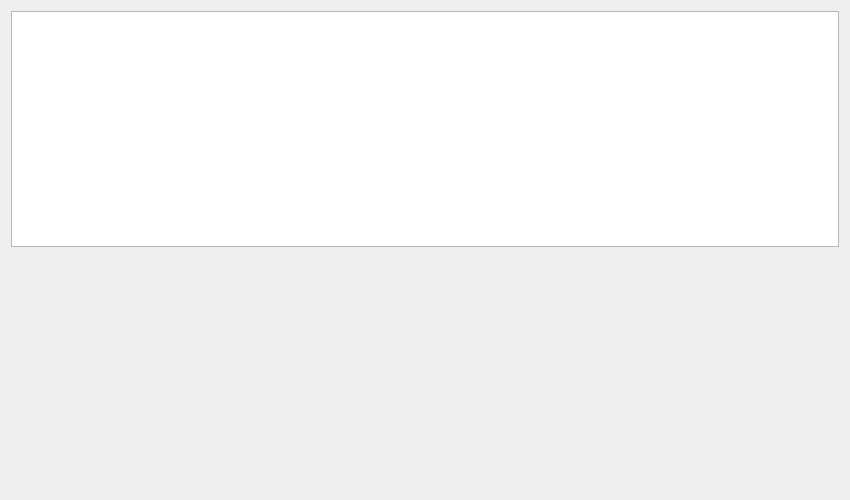
Before: the Qt Designer form foodhistory_popup.ui in Tria-Andy/WorkoutEditor, drawn with Qt 5.
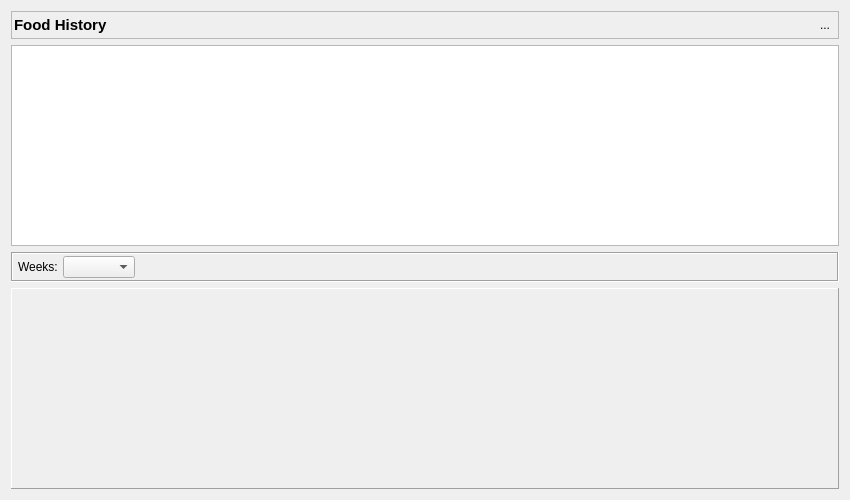
After: the same form once the commit is applied. Icons and pictures are not drawn. Custom widgets are drawn as their Qt base class.

The edit to the form file:
```diff
--- a/foodhistory_popup.ui
+++ b/foodhistory_popup.ui
@@ -14,6 +14,93 @@
    <string>Dialog</string>
   </property>
   <layout class="QVBoxLayout" name="verticalLayout">
+   <item>
+    <widget class="QFrame" name="frame">
+     <property name="frameShape">
+      <enum>QFrame::StyledPanel</enum>
+     </property>
+     <property name="frameShadow">
+      <enum>QFrame::Raised</enum>
+     </property>
+     <layout class="QHBoxLayout" name="horizontalLayout">
+      <property name="spacing">
+       <number>2</number>
+      </property>
+      <property name="leftMargin">
+       <number>2</number>
+      </property>
+      <property name="topMargin">
+       <number>2</number>
+      </property>
+      <property name="rightMargin">
+       <number>2</number>
+      </property>
+      <property name="bottomMargin">
+       <number>2</number>
+      </property>
+      <item>
+       <widget class="QLabel" name="label">
+        <property name="font">
+         <font>
+          <family>Segoe UI</family>
+          <pointsize>11</pointsize>
+          <weight>75</weight>
+          <bold>true</bold>
+         </font>
+        </property>
+        <property name="text">
+         <string>Food History</string>
+        </property>
+       </widget>
+      </item>
+      <item>
+       <spacer name="horizontalSpacer">
+        <property name="orientation">
+         <enum>Qt::Horizontal</enum>
+        </property>
+        <property name="sizeHint" stdset="0">
+         <size>
+          <width>40</width>
+          <height>20</height>
+         </size>
+        </property>
+       </spacer>
+      </item>
+      <item>
+       <widget class="QToolButton" name="toolButton_close">
+        <property name="minimumSize">
+         <size>
+          <width>22</width>
+          <height>22</height>
+         </size>
+        </property>
+        <property name="maximumSize">
+         <size>
+          <width>22</width>
+          <height>22</height>
+         </size>
+        </property>
+        <property name="text">
+         <string>...</string>
+        </property>
+        <property name="icon">
+         <iconset resource="resources.qrc">
+          <normaloff>:/images/icons/Close.png</normaloff>:/images/icons/Close.png</iconset>
+        </property>
+        <property name="iconSize">
+         <size>
+          <width>18</width>
+          <height>18</height>
+         </size>
+        </property>
+        <property name="autoRaise">
+         <bool>true</bool>
+        </property>
+       </widget>
+      </item>
+     </layout>
+    </widget>
+   </item>
    <item>
     <widget class="QTreeView" name="treeView_foodhistory">
      <property name="sizePolicy">
@@ -25,13 +112,96 @@
     </widget>
    </item>
    <item>
-    <widget class="QCustomPlot" name="widget_plot" native="true">
+    <widget class="QFrame" name="frame_control">
+     <property name="frameShape">
+      <enum>QFrame::Box</enum>
+     </property>
+     <property name="frameShadow">
+      <enum>QFrame::Sunken</enum>
+     </property>
+     <layout class="QHBoxLayout" name="horizontalLayout_2">
+      <property name="spacing">
+       <number>5</number>
+      </property>
+      <property name="leftMargin">
+       <number>5</number>
+      </property>
+      <property name="topMargin">
+       <number>2</number>
+      </property>
+      <property name="rightMargin">
+       <number>5</number>
+      </property>
+      <property name="bottomMargin">
+       <number>2</number>
+      </property>
+      <item>
+       <widget class="QLabel" name="label_2">
+        <property name="text">
+         <string>Weeks:</string>
+        </property>
+       </widget>
+      </item>
+      <item>
+       <widget class="QComboBox" name="comboBox_weekCount"/>
+      </item>
+      <item>
+       <spacer name="horizontalSpacer_2">
+        <property name="orientation">
+         <enum>Qt::Horizontal</enum>
+        </property>
+        <property name="sizeHint" stdset="0">
+         <size>
+          <width>40</width>
+          <height>20</height>
+         </size>
+        </property>
+       </spacer>
+      </item>
+     </layout>
+    </widget>
+   </item>
+   <item>
+    <widget class="QFrame" name="frame_plot">
      <property name="sizePolicy">
       <sizepolicy hsizetype="Preferred" vsizetype="Preferred">
        <horstretch>0</horstretch>
        <verstretch>3</verstretch>
       </sizepolicy>
      </property>
+     <property name="frameShape">
+      <enum>QFrame::Panel</enum>
+     </property>
+     <property name="frameShadow">
+      <enum>QFrame::Raised</enum>
+     </property>
+     <layout class="QVBoxLayout" name="verticalLayout_2">
+      <property name="spacing">
+       <number>0</number>
+      </property>
+      <property name="leftMargin">
+       <number>0</number>
+      </property>
+      <property name="topMargin">
+       <number>0</number>
+      </property>
+      <property name="rightMargin">
+       <number>0</number>
+      </property>
+      <property name="bottomMargin">
+       <number>0</number>
+      </property>
+      <item>
+       <widget class="QCustomPlot" name="widget_plot" native="true">
+        <property name="sizePolicy">
+         <sizepolicy hsizetype="Preferred" vsizetype="Preferred">
+          <horstretch>0</horstretch>
+          <verstretch>0</verstretch>
+         </sizepolicy>
+        </property>
+       </widget>
+      </item>
+     </layout>
     </widget>
    </item>
   </layout>
```
Left out of the diff: 4 changed lines with no effect on the pictures.
